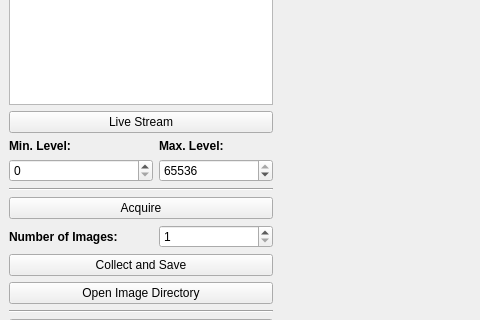
VELA-CLARA-software/Software, file Apps/imageCollector/v3/view/view.ui: the form before one commit; both pictures show x 0 to 480 and y 112 to 432 of the 1038 by 871 pixel window.
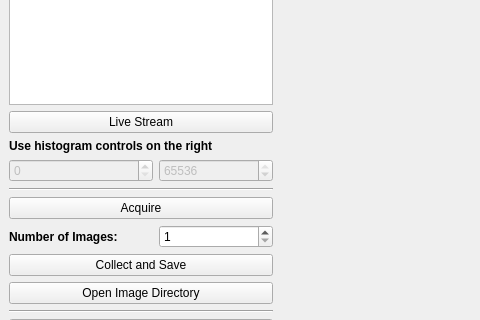
The form after the commit. Icons and pictures are not drawn.

Commit message: [imageCollector] you WILL use the histogram controls!

Patch:
```diff
--- a/Apps/imageCollector/v3/view/view.ui
+++ b/Apps/imageCollector/v3/view/view.ui
@@ -51,6 +51,9 @@
     </item>
     <item row="4" column="1">
      <widget class="QSpinBox" name="spinBox_maxLevel">
+      <property name="enabled">
+       <bool>false</bool>
+      </property>
       <property name="maximum">
        <number>65536</number>
       </property>
@@ -92,19 +95,6 @@
       </property>
      </widget>
     </item>
-    <item row="3" column="0">
-     <widget class="QLabel" name="label_3">
-      <property name="font">
-       <font>
-        <weight>75</weight>
-        <bold>true</bold>
-       </font>
-      </property>
-      <property name="text">
-       <string>Min. Level:</string>
-      </property>
-     </widget>
-    </item>
     <item row="2" column="0" colspan="2">
      <widget class="QPushButton" name="liveStream_pushButton">
       <property name="text">
@@ -146,16 +136,6 @@
       </property>
      </widget>
     </item>
-    <item row="4" column="0">
-     <widget class="QSpinBox" name="spinBox_minLevel">
-      <property name="maximum">
-       <number>65536</number>
-      </property>
-      <property name="singleStep">
-       <number>100</number>
-      </property>
-     </widget>
-    </item>
     <item row="18" column="0">
      <widget class="QLabel" name="label_9">
       <property name="text">
@@ -196,25 +176,6 @@
       </property>
      </widget>
     </item>
-    <item row="3" column="1">
-     <widget class="QLabel" name="label_4">
-      <property name="sizePolicy">
-       <sizepolicy hsizetype="Preferred" vsizetype="Fixed">
-        <horstretch>0</horstretch>
-        <verstretch>0</verstretch>
-       </sizepolicy>
-      </property>
-      <property name="font">
-       <font>
-        <weight>75</weight>
-        <bold>true</bold>
-       </font>
-      </property>
-      <property name="text">
-       <string>Max. Level:</string>
-      </property>
-     </widget>
-    </item>
     <item row="11" column="0" colspan="2">
      <widget class="QPushButton" name="analyse_pushButton">
       <property name="sizePolicy">
@@ -529,11 +490,39 @@
     <item row="1" column="2" rowspan="20">
      <layout class="QGridLayout" name="gridLayout_2"/>
     </item>
+    <item row="4" column="0">
+     <widget class="QSpinBox" name="spinBox_minLevel">
+      <property name="enabled">
+       <bool>false</bool>
+      </property>
+      <property name="readOnly">
+       <bool>false</bool>
+      </property>
+      <property name="maximum">
+       <number>65536</number>
+      </property>
+      <property name="singleStep">
+       <number>100</number>
+      </property>
+     </widget>
+    </item>
+    <item row="3" column="0" colspan="2">
+     <widget class="QLabel" name="label_3">
+      <property name="font">
+       <font>
+        <weight>75</weight>
+        <bold>true</bold>
+       </font>
+      </property>
+      <property name="text">
+       <string>Use histogram controls on the right</string>
+      </property>
+     </widget>
+    </item>
    </layout>
    <zorder>label_3</zorder>
    <zorder>liveStream_pushButton</zorder>
    <zorder>label</zorder>
-   <zorder>label_4</zorder>
    <zorder>cameraName_comboBox</zorder>
    <zorder>spinBox_minLevel</zorder>
    <zorder>spinBox_maxLevel</zorder>
@@ -561,7 +550,6 @@
    <zorder>maskYRadius_spinBox</zorder>
    <zorder>setMask_pushButton</zorder>
    <zorder>groupBox</zorder>
-   <zorder></zorder>
    <zorder>title_label</zorder>
   </widget>
   <widget class="QMenuBar" name="menubar">
```
The commit also changes 2 other files.
